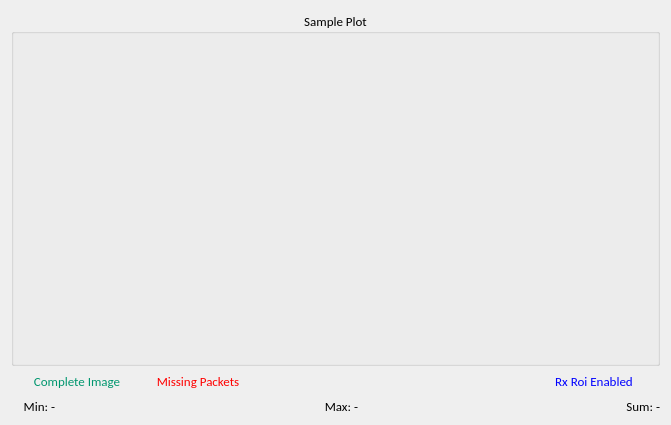
slsdetectorgroup/slsDetectorPackage, file slsDetectorGui/forms/form_plot.ui: the form before one commit.
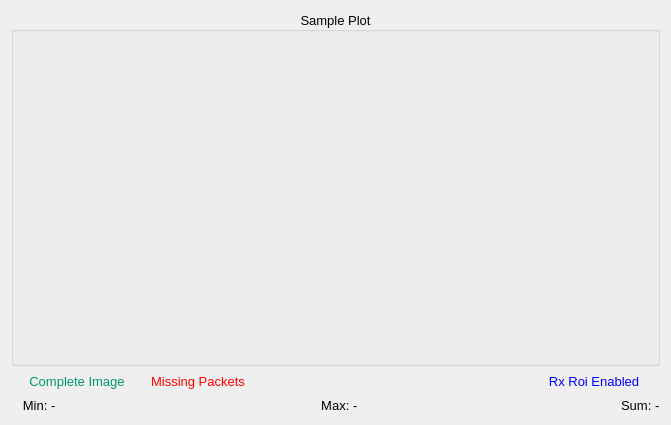
The form after the commit.

The edit to the form file:
```diff
--- a/slsDetectorGui/forms/form_plot.ui
+++ b/slsDetectorGui/forms/form_plot.ui
@@ -18,7 +18,7 @@
   </property>
   <property name="font">
    <font>
-    <family>Carlito</family>
+    <family>Cantarell</family>
     <pointsize>10</pointsize>
    </font>
   </property>
@@ -85,6 +85,7 @@
      </property>
      <property name="font">
       <font>
+       <family>Cantarell</family>
        <pointsize>10</pointsize>
       </font>
      </property>
@@ -106,7 +107,7 @@
      </property>
      <property name="font">
       <font>
-       <family>Carlito</family>
+       <family>Cantarell</family>
        <pointsize>10</pointsize>
       </font>
      </property>
@@ -160,6 +161,7 @@
      </property>
      <property name="font">
       <font>
+       <family>Cantarell</family>
        <pointsize>10</pointsize>
       </font>
      </property>
@@ -199,6 +201,12 @@
           <height>16777215</height>
          </size>
         </property>
+        <property name="font">
+         <font>
+          <family>Cantarell</family>
+          <pointsize>10</pointsize>
+         </font>
+        </property>
         <property name="text">
          <string>Max: </string>
         </property>
@@ -215,6 +223,12 @@
           <verstretch>0</verstretch>
          </sizepolicy>
         </property>
+        <property name="font">
+         <font>
+          <family>Cantarell</family>
+          <pointsize>10</pointsize>
+         </font>
+        </property>
         <property name="text">
          <string>-</string>
         </property>
@@ -253,6 +267,12 @@
           <height>16777215</height>
          </size>
         </property>
+        <property name="font">
+         <font>
+          <family>Cantarell</family>
+          <pointsize>10</pointsize>
+         </font>
+        </property>
         <property name="text">
          <string>Min: </string>
         </property>
@@ -269,6 +289,12 @@
           <verstretch>0</verstretch>
          </sizepolicy>
         </property>
+        <property name="font">
+         <font>
+          <family>Cantarell</family>
+          <pointsize>10</pointsize>
+         </font>
+        </property>
         <property name="text">
          <string>-</string>
         </property>
@@ -282,6 +308,12 @@
           <verstretch>0</verstretch>
          </sizepolicy>
         </property>
+        <property name="font">
+         <font>
+          <family>Cantarell</family>
+          <pointsize>10</pointsize>
+         </font>
+        </property>
         <property name="text">
          <string>-</string>
         </property>
@@ -320,6 +352,12 @@
           <height>16777215</height>
          </size>
         </property>
+        <property name="font">
+         <font>
+          <family>Cantarell</family>
+          <pointsize>10</pointsize>
+         </font>
+        </property>
         <property name="text">
          <string>Sum: </string>
         </property>
@@ -403,6 +441,7 @@
      </property>
      <property name="font">
       <font>
+       <family>Cantarell</family>
        <pointsize>10</pointsize>
       </font>
      </property>
```
